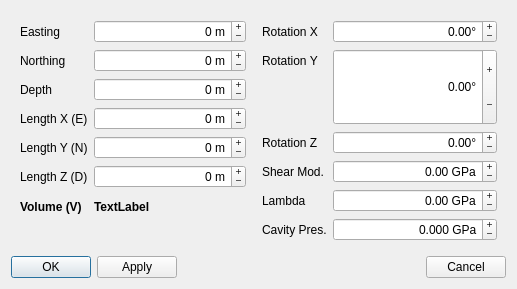
First picture: the form in kite/talpa/res/ellipsoid_source.ui, repository pyrocko/kite, before the edit.
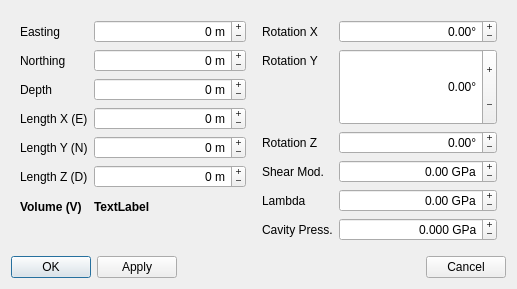
Second picture: the form after the edit.

Diff of the .ui file:
```diff
--- a/kite/talpa/res/ellipsoid_source.ui
+++ b/kite/talpa/res/ellipsoid_source.ui
@@ -618,7 +618,7 @@
 Pressure on the cavity walls.</string>
           </property>
           <property name="text">
-           <string>Cavity Pres.</string>
+           <string>Cavity Press.</string>
           </property>
           <property name="buddy">
            <cstring>cavity_pressure</cstring>
```
